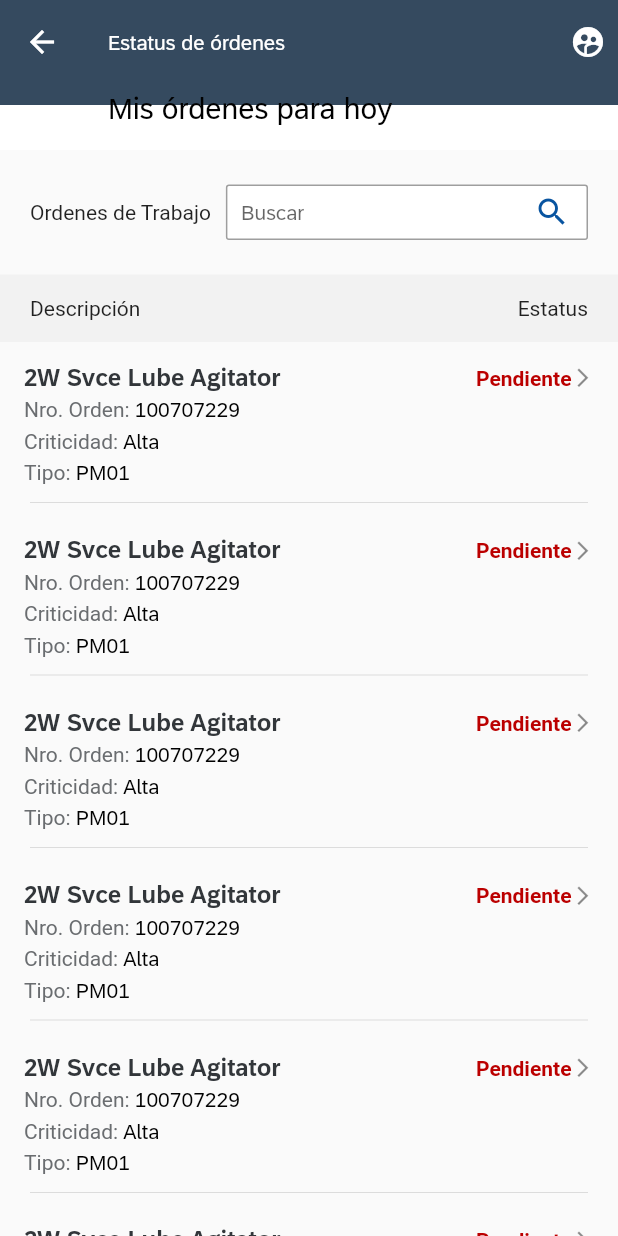
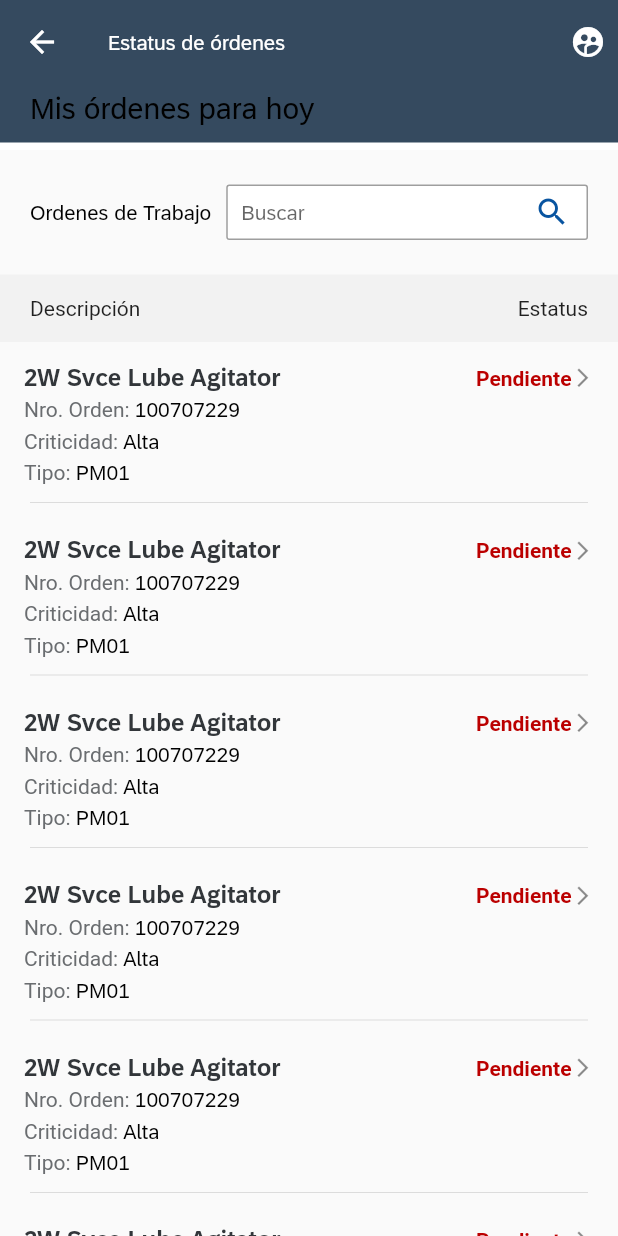
Before and after one commit to MeloGon/PMDigital, a Flutter app: the OrdenesPage screen opened by its route, on a phone screen of 412 x 824 dp. Run offline on Flutter 3.47's test engine with Material 2 defaults, Android fonts, the phone set to English and light mode, and no system bars; our stand-ins replace percent_indicator.

Commit message:
Revisar bien el SafeArea por el notch de los dispositivos

```diff
--- a/lib/src/pages/ordenes_page.dart
+++ b/lib/src/pages/ordenes_page.dart
@@ -99,16 +99,20 @@ class _OrdenesPageState extends State<OrdenesPage> {
         flexibleSpace: Stack(
           children: [
             Container(
-              margin: EdgeInsets.only(top: 70.0),
+              margin: EdgeInsets.only(top: 95.0),
               width: double.infinity,
               color: Colors.white,
               height: 60,
             ),
             FlexibleSpaceBar(
-              centerTitle: false,
-              title: Text(
-                'Mis órdenes para hoy',
-                style: _expandedBarStyle,
+              centerTitle: true,
+              title: Container(
+                padding: EdgeInsets.only(left: 20),
+                width: double.infinity,
+                child: Text(
+                  'Mis órdenes para hoy',
+                  style: _expandedBarStyle,
+                ),
               ),
             ),
           ],
@@ -120,7 +124,11 @@ class _OrdenesPageState extends State<OrdenesPage> {
       padding: const EdgeInsets.symmetric(horizontal: 20.0, vertical: 23.0),
       child: Row(
         children: [
-          Text('Ordenes de Trabajo', overflow: TextOverflow.clip),
+          Text(
+            'Ordenes de Trabajo',
+            overflow: TextOverflow.clip,
+            style: _oTextStyle,
+          ),
           SizedBox(
             width: 10.0,
           ),
```
Also changed, not shown: 1 other file.
